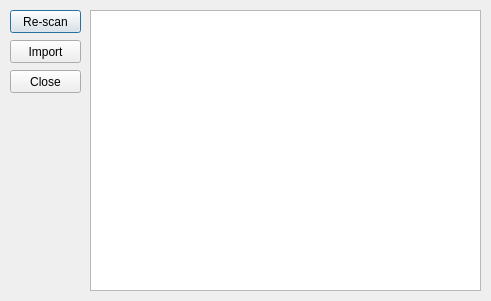
Before: the Qt Designer form import_profile.ui in SeanStencil/SaveTitan, drawn with Qt 5.
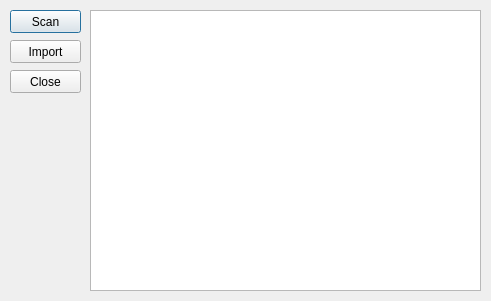
After: the same form once the commit is applied.

Commit message: Improve import behavior. Remove auto scanning

The edit to the form file:
```diff
--- a/import_profile.ui
+++ b/import_profile.ui
@@ -23,7 +23,7 @@
     </rect>
    </property>
    <property name="text">
-    <string>Re-scan</string>
+    <string>Scan</string>
    </property>
   </widget>
   <widget class="QPushButton" name="closeButton">
```
The commit also changes 1 other file.
